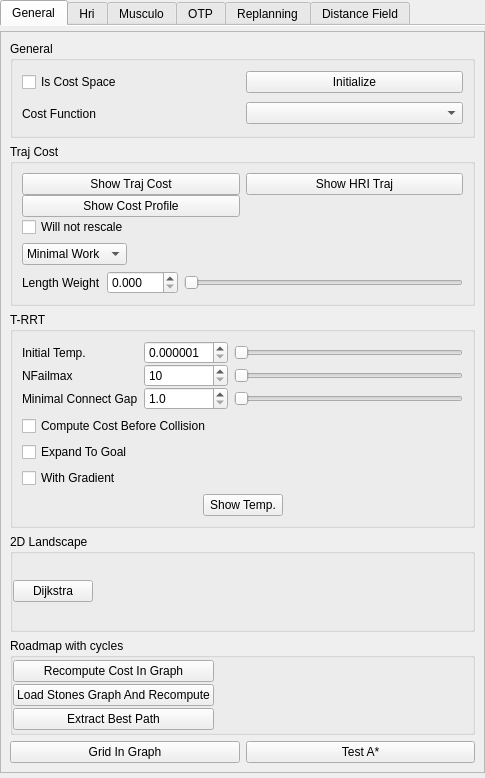
Before: the Qt Designer form src/move3d-qt-gui-libs/src/qtMainInterface/sideWidgets/qtCost.ui in jmainpri/move3d-studio, drawn with Qt 5.
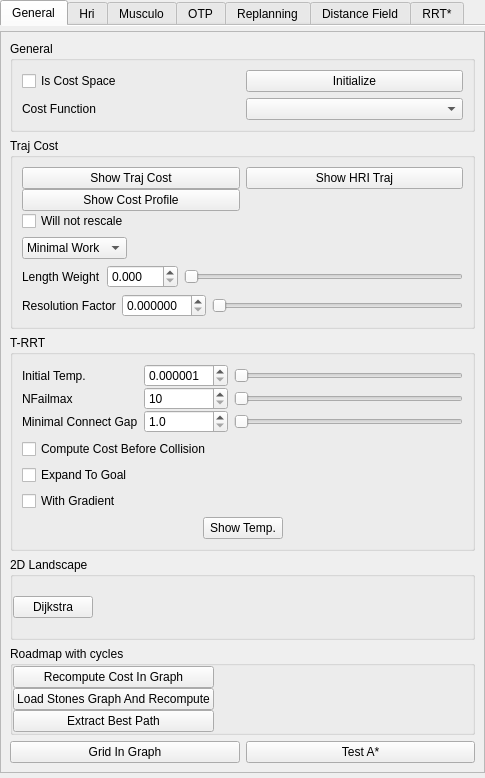
After: the same form once the commit is applied. The open tabs and pages were chosen to show the change. Custom widgets are drawn as their Qt base class.

```diff
--- a/src/move3d-qt-gui-libs/src/qtMainInterface/sideWidgets/qtCost.ui
+++ b/src/move3d-qt-gui-libs/src/qtMainInterface/sideWidgets/qtCost.ui
@@ -13,11 +13,11 @@
   <property name="windowTitle">
    <string>Form</string>
   </property>
-  <layout class="QGridLayout" name="gridLayout">
+  <layout class="QHBoxLayout" name="horizontalLayout_3">
    <property name="margin">
     <number>0</number>
    </property>
-   <item row="0" column="0">
+   <item>
     <widget class="QTabWidget" name="tabWidgetCosts">
      <property name="enabled">
       <bool>true</bool>
@@ -59,7 +59,7 @@
             <x>0</x>
             <y>-16</y>
             <width>468</width>
-            <height>759</height>
+            <height>794</height>
            </rect>
           </property>
           <layout class="QVBoxLayout" name="verticalLayout">
@@ -235,6 +235,39 @@
                 </layout>
                </widget>
               </item>
+              <item>
+               <widget class="QWidget" name="widget_3" native="true">
+                <layout class="QGridLayout" name="gridLayout">
+                 <property name="margin">
+                  <number>0</number>
+                 </property>
+                 <item row="0" column="0">
+                  <widget class="QLabel" name="label_2">
+                   <property name="text">
+                    <string>Resolution Factor</string>
+                   </property>
+                  </widget>
+                 </item>
+                 <item row="0" column="1">
+                  <widget class="QDoubleSpinBox" name="doubleSpinBoxResolution">
+                   <property name="decimals">
+                    <number>6</number>
+                   </property>
+                   <property name="maximum">
+                    <double>10.000000000000000</double>
+                   </property>
+                  </widget>
+                 </item>
+                 <item row="0" column="2">
+                  <widget class="QSlider" name="horizontalSliderResolution">
+                   <property name="orientation">
+                    <enum>Qt::Horizontal</enum>
+                   </property>
+                  </widget>
+                 </item>
+                </layout>
+               </widget>
+              </item>
              </layout>
             </widget>
            </item>
@@ -563,6 +596,16 @@
        </item>
       </layout>
      </widget>
+     <widget class="QWidget" name="RRTStar">
+      <attribute name="title">
+       <string>RRT*</string>
+      </attribute>
+      <layout class="QHBoxLayout" name="horizontalLayout_4">
+       <item>
+        <layout class="QVBoxLayout" name="starLayout"/>
+       </item>
+      </layout>
+     </widget>
     </widget>
    </item>
   </layout>
```
